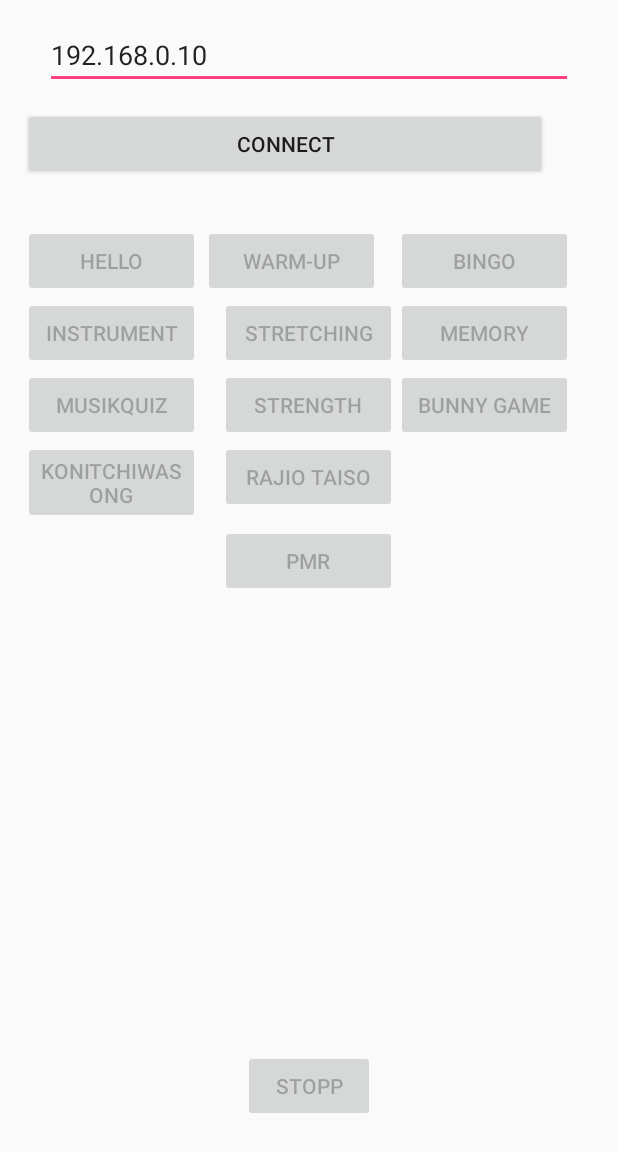
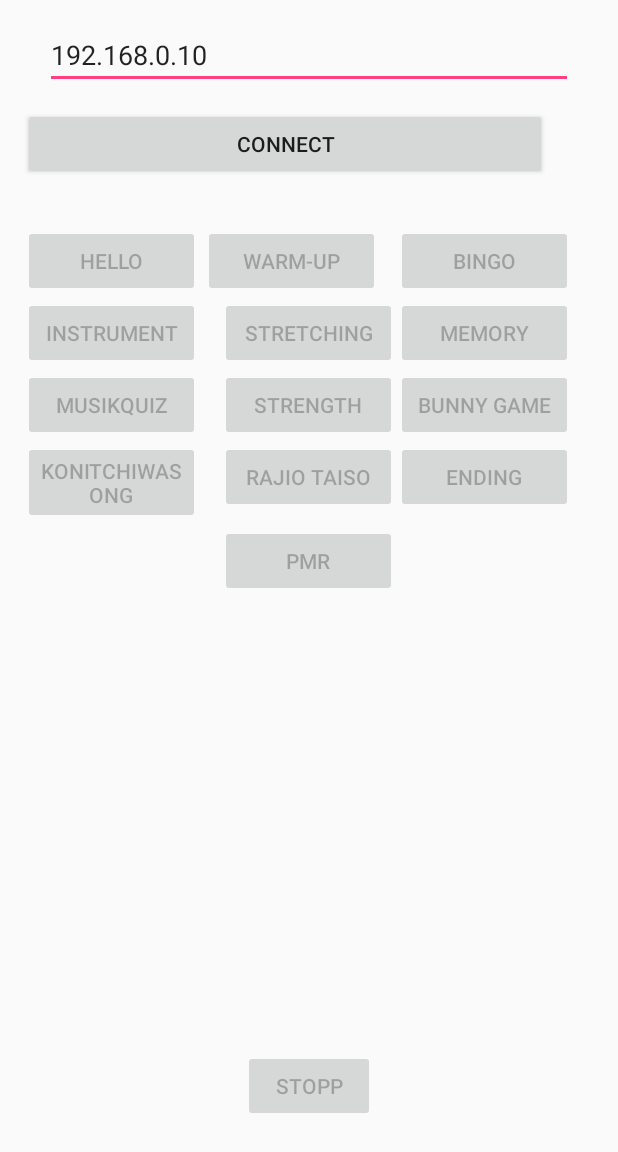
Before and after one commit to smatthies/JapanMasterThesis, an Android app: the screen it shows after launch (MainActivity), on a phone screen of 412 x 824 dp. Shown: the top 1152 px of the screen. Run offline under Robolectric (Android 15) with nearby library versions, the phone set to English and light mode, and no system bars; libraries missing offline, so code that uses them is left out: com.aldebaran.qi.

Commit message:
Bewegungen Langsamer, Bingo neue Karten, App neue Übung

```diff
--- a/App/app/src/main/java/com/aldebaran/libqijavasample/MainActivity.java
+++ b/App/app/src/main/java/com/aldebaran/libqijavasample/MainActivity.java
@@ -45,6 +45,8 @@ public class MainActivity extends Activity {
     Button memoryGame;
     Button bunny;
 
+    Button ending;
+
     Button stopp;
 
 
@@ -73,6 +75,8 @@ public class MainActivity extends Activity {
         bingo= (Button) findViewById(R.id.bingo);
         memoryGame= (Button) findViewById(R.id.memory);
         bunny  = (Button) findViewById(R.id.bunny);
+
+        ending = (Button) findViewById(R.id.ending);
 
         stopp= (Button) findViewById(R.id.stopp);
 
@@ -120,6 +124,7 @@ public class MainActivity extends Activity {
                     memoryGame.setEnabled(true);
                     bunny.setEnabled(true);
 
+                    ending.setEnabled(true);
 
                     stopp.setEnabled(true);
 
@@ -254,6 +259,16 @@ public class MainActivity extends Activity {
         }
     }
 
+    public void startEnding(View view){
+
+        try {
+            autoLife.call(void.class, "switchFocus", "ending-972e5b/behavior_1").get();
+        }
+        catch (ExecutionException e) {
+            e.printStackTrace();
+        }
+    }
+
 
 
 
--- a/App/app/src/main/res/layout/activity_main.xml
+++ b/App/app/src/main/res/layout/activity_main.xml
@@ -173,6 +173,18 @@
             android:text="Bunny Game" />
 
         <Button
+            android:id="@+id/ending"
+            android:layout_width="118dp"
+            android:layout_height="wrap_content"
+            android:layout_alignEnd="@+id/robot_ip"
+            android:layout_below="@+id/bunny"
+            android:elevation="0dp"
+            android:enabled="false"
+            android:onClick="startEnding"
+            android:text="Ending" />
+
+
+        <Button
             android:id="@+id/stopp"
             android:layout_width="wrap_content"
             android:layout_height="wrap_content"
--- a/App/build.gradle
+++ b/App/build.gradle
@@ -15,6 +15,7 @@ buildscript {
 
 allprojects {
     repositories {
+        google()
         jcenter()
         maven {
             url 'http://android.aldebaran.com/sdk/maven'
```
Also changed, not shown: 6 other files.
